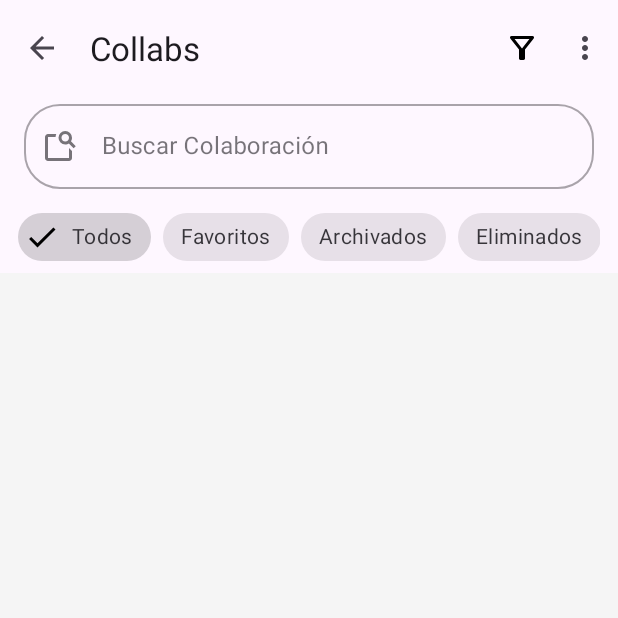
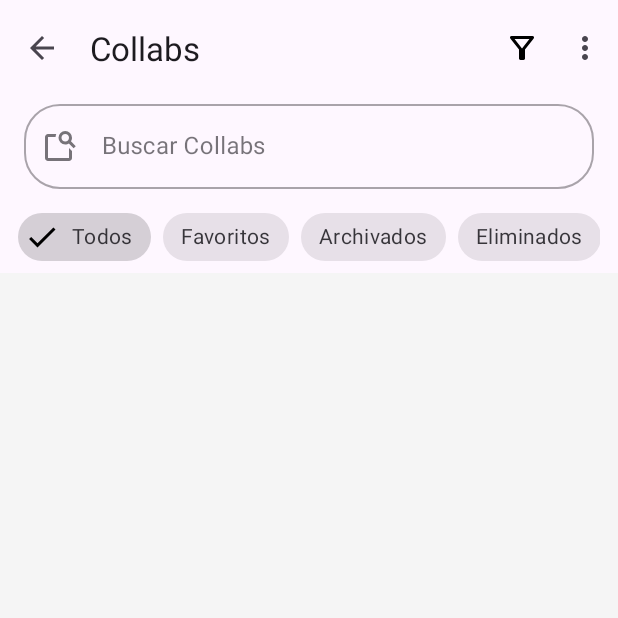
Before and after one commit to alex-boni/PAD-2025-26-G02-CollabUp, an Android app: the fragment CollabListFragment placed in its activity, on a phone screen of 412 x 824 dp, the top half of it. Run offline under Robolectric (Android 15) with nearby library versions, the phone set to English and light mode, and no system bars; our stand-ins replace Firebase (no records; nobody signed in at launch, a user with empty details on screens opened directly).

Commit message:
Add string values

```diff
--- a/app/src/main/res/layout/fragment_collab_list_layout.xml
+++ b/app/src/main/res/layout/fragment_collab_list_layout.xml
@@ -96,11 +96,12 @@
         android:layout_width="match_parent"
         android:layout_height="match_parent"
         android:clipToPadding="false"
+        android:paddingHorizontal="16dp"
         android:paddingTop="16dp"
-        android:paddingHorizontal="16dp"
         android:scrollbars="vertical"
         app:layoutManager="androidx.recyclerview.widget.LinearLayoutManager"
-        app:layout_behavior="@string/appbar_scrolling_view_behavior" tools:listitem="@layout/item_collab" />
+        app:layout_behavior="@string/appbar_scrolling_view_behavior"
+        tools:listitem="@layout/item_collab" />
 
     <com.google.android.material.floatingactionbutton.FloatingActionButton
         android:id="@+id/fabCreateCollab"
--- a/app/src/main/res/values/strings.xml
+++ b/app/src/main/res/values/strings.xml
@@ -6,10 +6,10 @@
     <string name="settings">Configuración</string>
     <string name="create_new_collab">Crear nuevo Collab</string>
     <string name="title_collabs">Collabs</string>
-    <string name="hint_search_collab">Buscar Colaboración</string>
+    <string name="hint_search_collab">Buscar Collabs</string>
     <string name="chip_all">Todos</string>
     <string name="chip_favorites">Favoritos</string>
     <string name="chip_archived">Archivados</string>
-    <string name="no_collabs_found">No se encontraron colaboraciones.</string>
+    <string name="no_collabs_found">No se encontraron collabs.</string>
     <string name="chip_deleted">Eliminados</string>
 </resources>
```
